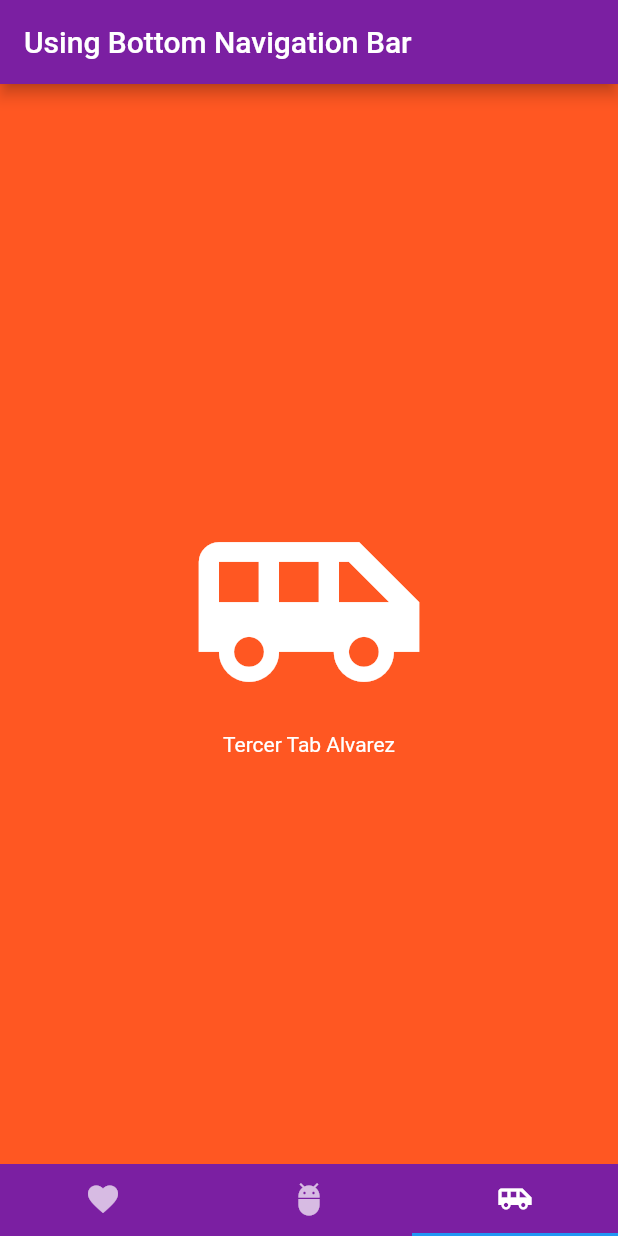
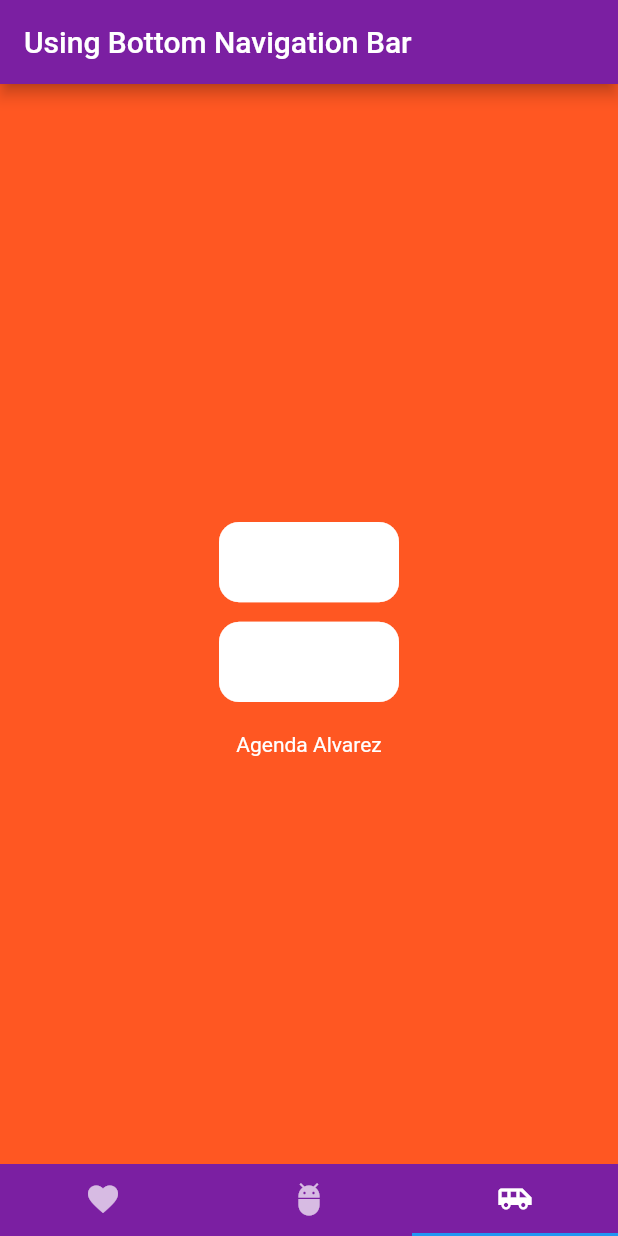
Before and after one commit to Alvarezrodri18/P5_Navigator_Android, a Flutter app: the screen it shows after launch, item 3 of the bottom bar chosen, on a phone screen of 412 x 824 dp. Run offline on Flutter 3.47's test engine with Material 2 defaults, Android fonts, the phone set to English and light mode, and no system bars.

```diff
--- a/lib/paginas_tabs/paginatb2.dart
+++ b/lib/paginas_tabs/paginatb2.dart
@@ -12,7 +12,7 @@ class SecondTab extends StatelessWidget {
             mainAxisAlignment: MainAxisAlignment.center,
             children: <Widget>[
               Icon(
-                Icons.adb,
+                Icons.camera,
                 size: 160.0,
                 color: Colors.white,
               ),
--- a/lib/paginas_tabs/paginatb3.dart
+++ b/lib/paginas_tabs/paginatb3.dart
@@ -12,12 +12,12 @@ class ThirdTab extends StatelessWidget {
             mainAxisAlignment: MainAxisAlignment.center,
             children: <Widget>[
               Icon(
-                Icons.airport_shuttle,
+                Icons.view_agenda,
                 size: 160.0,
                 color: Colors.white,
               ),
               Text(
-                "Tercer Tab Alvarez",
+                "Agenda Alvarez",
                 style: TextStyle(color: Colors.white),
               )
             ],
```
